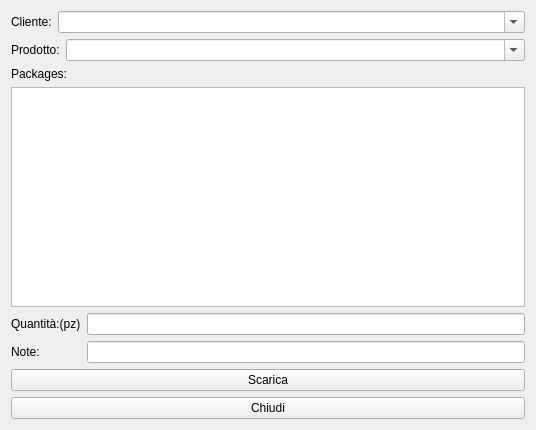
Above: hpackagesunload.ui from fblabs/HamletMODSF before the change. Below: the same form after it.
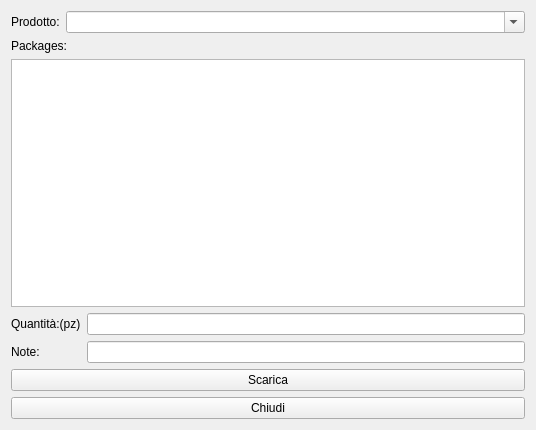
That is the form after the change. Icons and pictures are not drawn.

What changed in the file:
```diff
--- a/hpackagesunload.ui
+++ b/hpackagesunload.ui
@@ -20,33 +20,6 @@
   <layout class="QVBoxLayout" name="verticalLayout_3">
    <item>
     <layout class="QVBoxLayout" name="verticalLayout_2">
-     <item>
-      <layout class="QFormLayout" name="formLayout">
-       <item row="0" column="0">
-        <widget class="QLabel" name="label">
-         <property name="text">
-          <string>Cliente:</string>
-         </property>
-        </widget>
-       </item>
-       <item row="0" column="1">
-        <widget class="QComboBox" name="cbClienti">
-         <property name="enabled">
-          <bool>true</bool>
-         </property>
-         <property name="mouseTracking">
-          <bool>false</bool>
-         </property>
-         <property name="editable">
-          <bool>true</bool>
-         </property>
-         <property name="insertPolicy">
-          <enum>QComboBox::NoInsert</enum>
-         </property>
-        </widget>
-       </item>
-      </layout>
-     </item>
      <item>
       <layout class="QFormLayout" name="formLayout_2">
        <item row="0" column="0">
```
